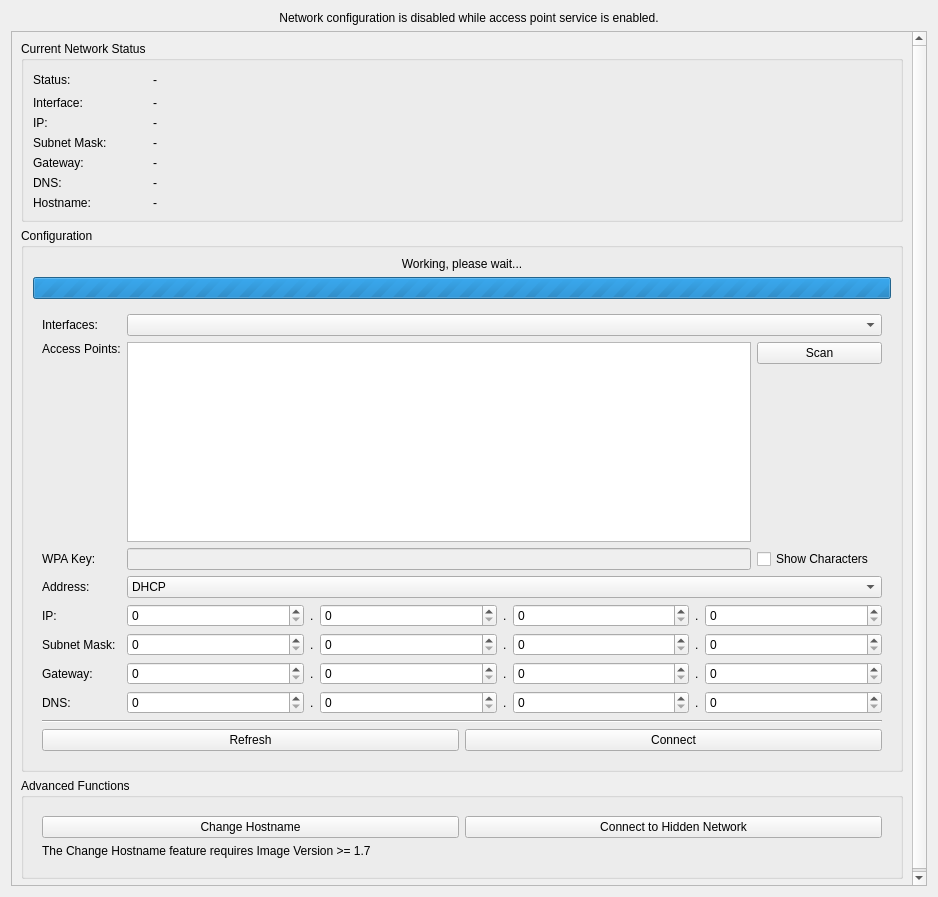
Tinkerforge/brickv, file src/brickv/plugin_system/plugins/red/ui/red_tab_settings_network.ui: the form before one commit.
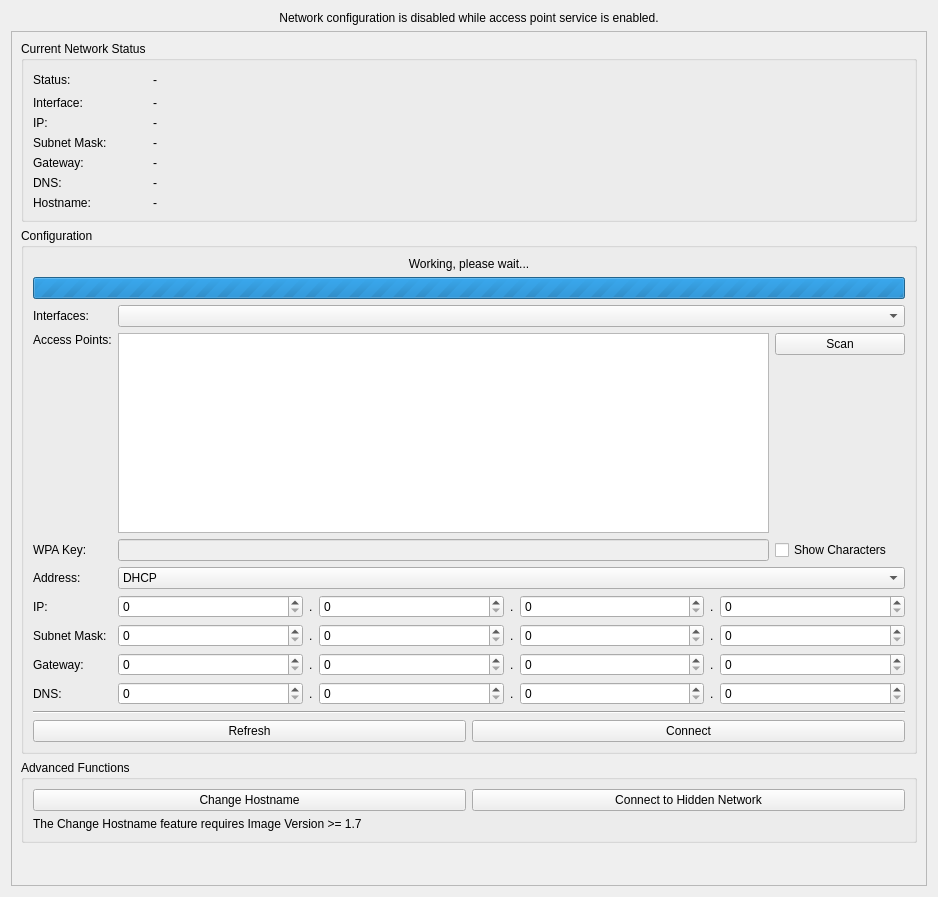
The form after the commit.

Commit message: red: Unify layout margins on network settings tab

Diff of the .ui file:
```diff
--- a/src/brickv/plugin_system/plugins/red/ui/red_tab_settings_network.ui
+++ b/src/brickv/plugin_system/plugins/red/ui/red_tab_settings_network.ui
@@ -36,9 +36,9 @@
       <property name="geometry">
        <rect>
         <x>0</x>
-        <y>-70</y>
-        <width>905</width>
-        <height>925</height>
+        <y>0</y>
+        <width>902</width>
+        <height>897</height>
        </rect>
       </property>
       <layout class="QVBoxLayout" name="verticalLayout">
@@ -51,17 +51,11 @@
            </property>
            <layout class="QVBoxLayout" name="verticalLayout_2">
             <item>
-             <widget class="QFrame" name="frame_net_adv_functions">
-              <property name="frameShape">
-               <enum>QFrame::NoFrame</enum>
-              </property>
-              <property name="frameShadow">
-               <enum>QFrame::Plain</enum>
-              </property>
-              <property name="lineWidth">
-               <number>0</number>
-              </property>
+             <widget class="QWidget" name="widget_net_adv_functions" native="true">
               <layout class="QVBoxLayout" name="verticalLayout_5">
+               <property name="margin">
+                <number>0</number>
+               </property>
                <item>
                 <layout class="QGridLayout" name="gridLayout_5">
                  <item row="0" column="1">
@@ -246,59 +240,12 @@
            <layout class="QVBoxLayout" name="verticalLayout_7">
             <item>
              <layout class="QGridLayout" name="gridLayout_8">
-              <item row="0" column="0" colspan="2">
-               <widget class="QFrame" name="frame_working_please_wait">
-                <property name="frameShape">
-                 <enum>QFrame::NoFrame</enum>
-                </property>
-                <property name="frameShadow">
-                 <enum>QFrame::Raised</enum>
-                </property>
-                <layout class="QVBoxLayout" name="verticalLayout_10">
-                 <property name="margin">
-                  <number>0</number>
-                 </property>
-                 <item>
-                  <widget class="QLabel" name="label_working_wait">
-                   <property name="text">
-                    <string>Working, please wait...</string>
-                   </property>
-                   <property name="alignment">
-                    <set>Qt::AlignCenter</set>
-                   </property>
-                  </widget>
-                 </item>
-                 <item>
-                  <widget class="QProgressBar" name="pbar_working_wait">
-                   <property name="maximum">
-                    <number>0</number>
-                   </property>
-                   <property name="value">
-                    <number>-1</number>
-                   </property>
-                   <property name="alignment">
-                    <set>Qt::AlignCenter</set>
-                   </property>
-                   <property name="textVisible">
-                    <bool>false</bool>
-                   </property>
-                   <property name="format">
-                    <string/>
-                   </property>
-                  </widget>
-                 </item>
-                </layout>
-               </widget>
-              </item>
               <item row="1" column="0" colspan="2">
-               <widget class="QFrame" name="frame_net_config">
-                <property name="frameShape">
-                 <enum>QFrame::NoFrame</enum>
-                </property>
-                <property name="frameShadow">
-                 <enum>QFrame::Raised</enum>
-                </property>
+               <widget class="QWidget" name="widget_net_config" native="true">
                 <layout class="QGridLayout" name="gridLayout_4">
+                 <property name="margin">
+                  <number>0</number>
+                 </property>
                  <item row="0" column="1" colspan="2">
                   <widget class="QComboBox" name="cbox_net_intf">
                    <property name="sizePolicy">
@@ -811,6 +758,44 @@
                 </layout>
                </widget>
               </item>
+              <item row="0" column="0" colspan="2">
+               <widget class="QWidget" name="widget_working_please_wait" native="true">
+                <layout class="QVBoxLayout" name="verticalLayout_10">
+                 <property name="margin">
+                  <number>0</number>
+                 </property>
+                 <item>
+                  <widget class="QLabel" name="label_working_wait">
+                   <property name="text">
+                    <string>Working, please wait...</string>
+                   </property>
+                   <property name="alignment">
+                    <set>Qt::AlignCenter</set>
+                   </property>
+                  </widget>
+                 </item>
+                 <item>
+                  <widget class="QProgressBar" name="pbar_working_wait">
+                   <property name="maximum">
+                    <number>0</number>
+                   </property>
+                   <property name="value">
+                    <number>-1</number>
+                   </property>
+                   <property name="alignment">
+                    <set>Qt::AlignCenter</set>
+                   </property>
+                   <property name="textVisible">
+                    <bool>false</bool>
+                   </property>
+                   <property name="format">
+                    <string/>
+                   </property>
+                  </widget>
+                 </item>
+                </layout>
+               </widget>
+              </item>
              </layout>
             </item>
            </layout>
```
Left out of the diff: 24 changed lines with no effect on the pictures. The commit also changes 1 other file.
